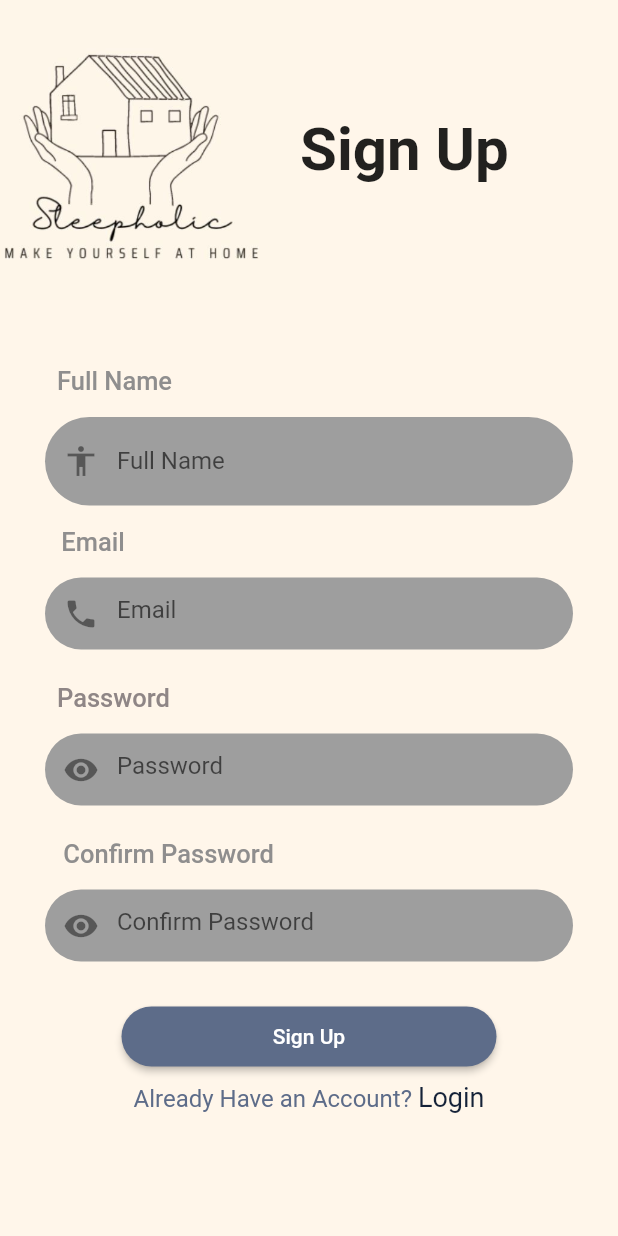
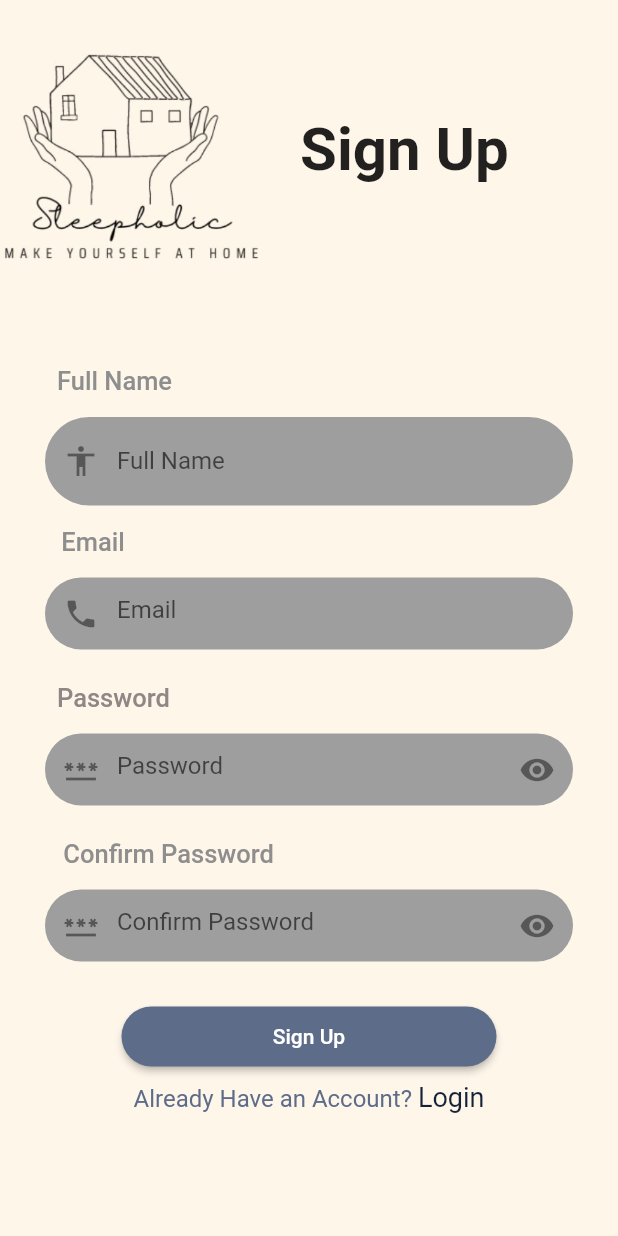
Before and after one commit to utsavshumsher/Hostel_Management_system, a Flutter app: the RegisterScreen screen opened directly, on a phone screen of 412 x 824 dp. Run offline on Flutter 3.47's test engine with Material 2 defaults, Android fonts, the phone set to English and light mode, and no system bars; our stand-ins replace firebase_auth, firebase_core, google_fonts, motion_toast, pin_code_fields, rflutter_alert and 1 more; accounts and stored records are empty; Roboto replaces fonts that are missing (Alike).

Commit message:
soffix_icon

```diff
--- a/lib/screens/Register/register_screen.dart
+++ b/lib/screens/Register/register_screen.dart
@@ -15,6 +15,8 @@ class RegisterScreen extends StatefulWidget {
 
 class _RegisterScreenState extends State<RegisterScreen> {
   final _formKey = GlobalKey<FormState>();
+
+  bool _obsecured = true;
 
   var email = "";
   var password = "";
@@ -171,12 +173,17 @@ class _RegisterScreenState extends State<RegisterScreen> {
                           borderRadius: BorderRadius.circular(30),
                         ),
                         child: TextFormField(
-                          obscureText: true,
+                          obscureText: _obsecured,
                           decoration: InputDecoration(
                               border: InputBorder.none,
                               // label: Text("Password"),
                               hintText: "Password",
-                              prefixIcon: Icon(Icons.visibility)),
+                              prefixIcon: Icon(Icons.password),
+                              suffixIcon: IconButton(
+                                  onPressed: () {},
+                                  icon: _obsecured
+                                      ? const Icon(Icons.visibility)
+                                      : Icon(Icons.visibility_off))),
                           controller: passwordController,
                           validator: ((value) {
                             if (value == null || value.isEmpty) {
@@ -210,11 +217,18 @@ class _RegisterScreenState extends State<RegisterScreen> {
                           borderRadius: BorderRadius.circular(30),
                         ),
                         child: TextFormField(
+                          obscureText: _obsecured,
                           decoration: InputDecoration(
                               border: InputBorder.none,
                               // label: Text("Email"),
                               hintText: "Confirm Password",
-                              prefixIcon: Icon(Icons.visibility)),
+                              prefixIcon: Icon(Icons.password),
+                              suffixIcon: IconButton(
+                                onPressed: () {},
+                                icon: _obsecured
+                                    ? Icon(Icons.visibility)
+                                    : Icon(Icons.visibility_off),
+                              )),
                           controller: confirmPasswordController,
                           validator: (value) {
                             if (value == null || value.isEmpty) {
```
